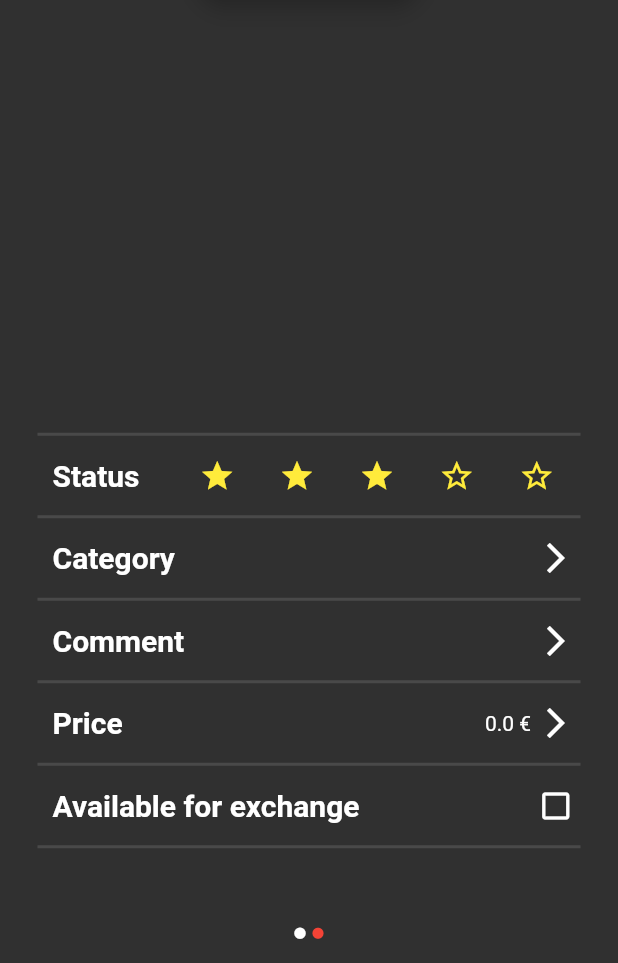
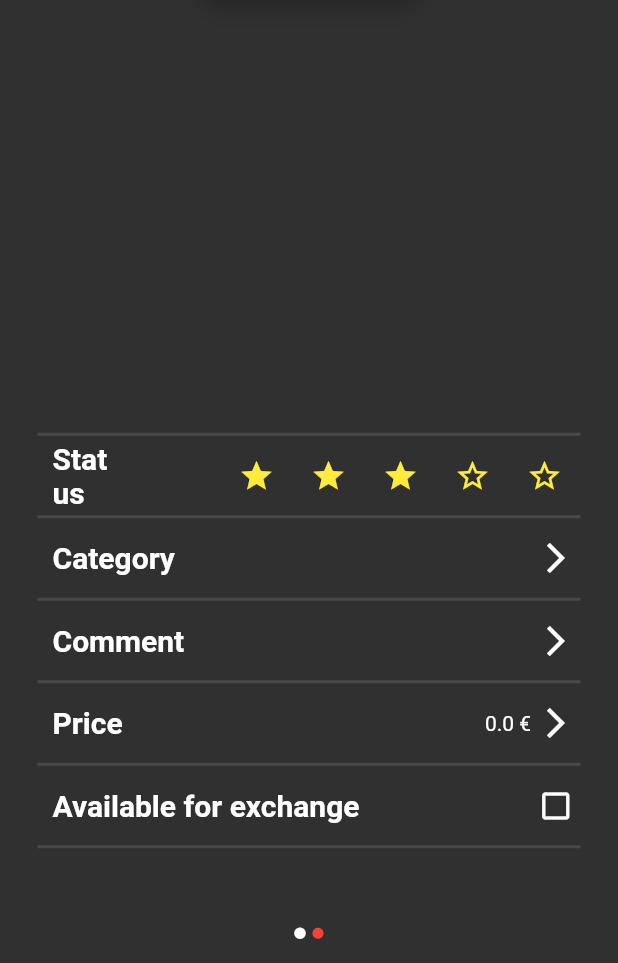
Before and after one commit to cvalore/DIMA-app, a Flutter app: the ViewBookPage screen opened directly with empty values, on a phone screen of 412 x 824 dp, the part 273-1236 px from its top. Run offline on Flutter 3.47's test engine with Material 2 defaults, Android fonts, the phone set to English and light mode, and no system bars; our stand-ins replace cached_network_image, cloud_firestore, device_preview, firebase_auth, firebase_core, firebase_storage and 3 more; accounts and stored records are empty; network calls fail.

Commit message:
fix status overflow

```diff
--- a/Sources/flutter_firebase_auth/lib/main.dart
+++ b/Sources/flutter_firebase_auth/lib/main.dart
@@ -19,13 +19,13 @@ import 'package:provider/provider.dart';
 
 void main() {
   WidgetsFlutterBinding.ensureInitialized();
-  /*runApp(
+  runApp(
     DevicePreview(
       enabled: !kReleaseMode,
       builder: (context) => App(),
     )
-  );*/
-  runApp(App());
+  );
+  //runApp(App());
 }
 
 class App extends StatefulWidget {
@@ -80,8 +80,8 @@ class _AppState extends State<App> {
      return StreamProvider<AuthCustomUser>.value(
        value: AuthService().userStream,
        child: MaterialApp(
-         //locale: DevicePreview.locale(context),
-         //builder: DevicePreview.appBuilder,
+         locale: DevicePreview.locale(context),
+         builder: DevicePreview.appBuilder,
          theme: ThemeData(
            primarySwatch: Colors.blueGrey,
            brightness: Brightness.dark,
--- a/Sources/flutter_firebase_auth/lib/screens/actions/addBook/addBookUserInfo.dart
+++ b/Sources/flutter_firebase_auth/lib/screens/actions/addBook/addBookUserInfo.dart
@@ -31,7 +31,6 @@ class AddBookUserInfo extends StatelessWidget {
           (justView || edit ? MainAxisAlignment.start : MainAxisAlignment.end),
         children: [
           SingleChildScrollView(
-            child: Container(
               child: Column(
                 mainAxisAlignment: _isTablet ? MainAxisAlignment.center : MainAxisAlignment.end,
                 children: [
@@ -50,7 +49,6 @@ class AddBookUserInfo extends StatelessWidget {
                   SizedBox(height: 50,),
                 ],
               ),
-            )
           ),
           (edit || justView || _isTablet) ? Container(): BottomTwoDots(darkerIndex: 2, size: 9.0,),
           SizedBox(height: 15,),
--- a/Sources/flutter_firebase_auth/lib/screens/actions/addBook/status.dart
+++ b/Sources/flutter_firebase_auth/lib/screens/actions/addBook/status.dart
@@ -26,7 +26,7 @@ class _StatusState extends State<Status> {
       height: widget.height,
       child: Row(
         children: [
-          Expanded(
+          Flexible(
             flex: 1,
             child: Container(
               padding: EdgeInsets.symmetric(horizontal: 10),
@@ -40,19 +40,15 @@ class _StatusState extends State<Status> {
               ),
             )
           ),
-          Expanded(
-            flex: _isTablet ? 2 : 3,
-            child: Container(
-              height: 50,
+          Flexible(
+            flex: _isTablet ? 2 : 5,
                 child: Row(
-                mainAxisSize: MainAxisSize.min,
-                mainAxisAlignment: MainAxisAlignment.spaceEvenly,
+                  mainAxisAlignment: MainAxisAlignment.end,
                   children: [
                     for(int i = 0; i < 5; i++)
                       IconButton(
                         key: ValueKey(i),
-                      splashRadius: 22.5,
-                      padding: EdgeInsets.symmetric(vertical: 1.0),
+                        splashRadius: 10,
                         icon: widget.insertedBook.status > i ?
                           Icon(Icons.star, color: Colors.yellow,) :
                           Icon(Icons.star_border, color: Colors.yellow,),
@@ -66,7 +62,7 @@ class _StatusState extends State<Status> {
                       )
                   ],
                 ),
-            )
+
           )
         ],
       )
```
Lines whose indentation alone changed are shown as unchanged.
